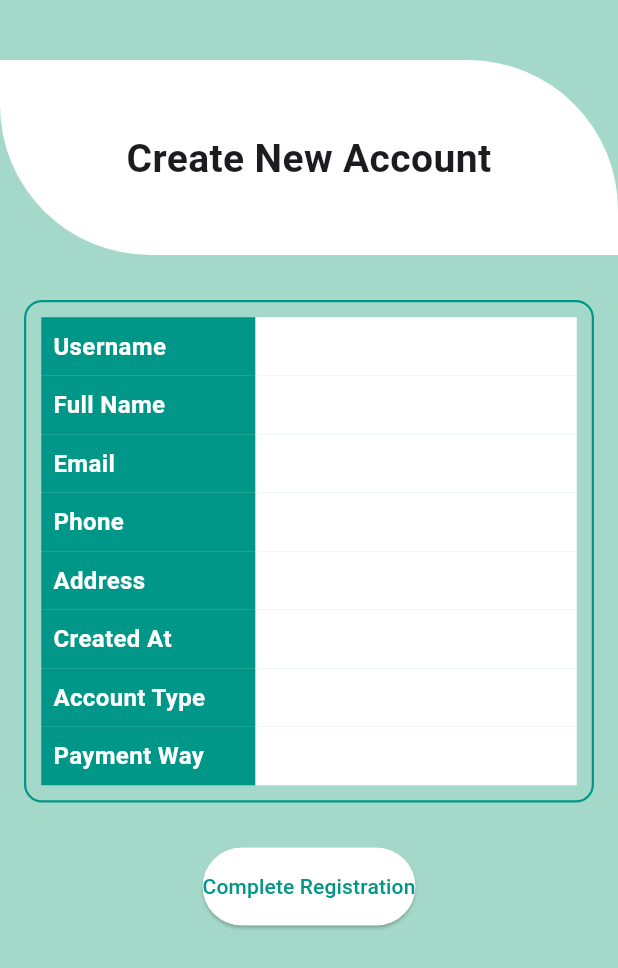
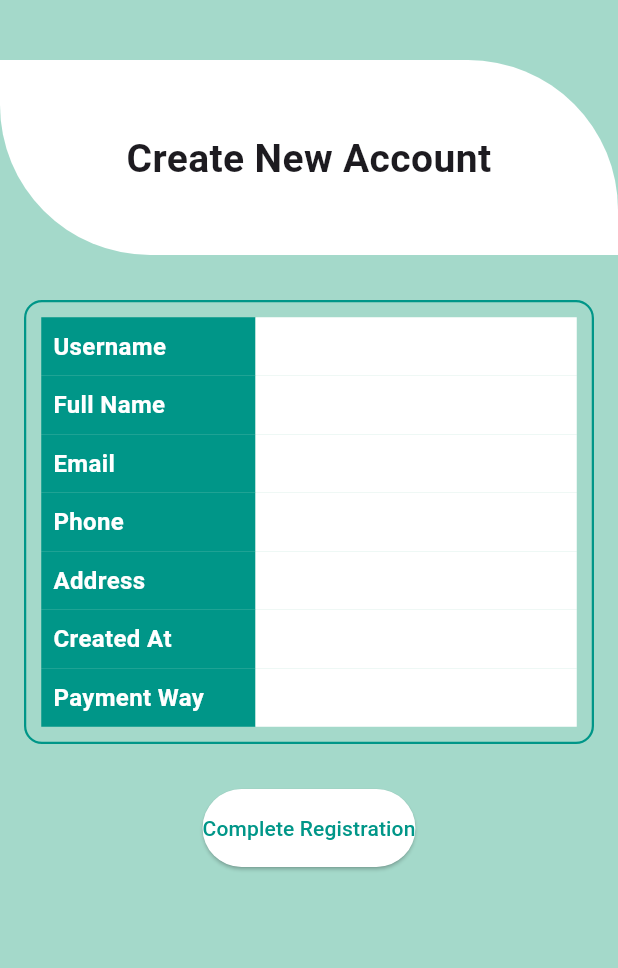
Before and after one commit to SanaaObied/mazadco_auction-, a Flutter app: the UserInfoPage screen opened directly with empty values, on a phone screen of 412 x 824 dp. Shown: the top 968 px of the screen. Run offline on Flutter 3.47's test engine with Material 3 defaults, Android fonts, the phone set to English and light mode, and no system bars; our stand-ins replace awesome_notifications, flutter_dotenv, image_picker; missing offline and left inert: googleapis, mailer.

Commit message:
Update create_account_3.dart

```diff
--- a/lib/create_account_3.dart
+++ b/lib/create_account_3.dart
@@ -1,5 +1,6 @@
 import 'package:flutter/material.dart';
 import 'package:http/http.dart' as http;
+import 'package:works/linkapi.dart';
 import 'dart:convert';
 
 import 'NotificationHelper.dart';
@@ -13,8 +14,7 @@
   final String phone;
   final String address;
   final String date;
-  final String accountType;
-  final String status;
+  final String status; // Payment way
 
   const UserInfoPage({
     required this.username,
@@ -24,13 +24,12 @@
     required this.phone,
     required this.address,
     required this.date,
-    required this.accountType,
     required this.status,
     super.key,
   });
 
   Future<void> saveUserToDatabase(BuildContext context) async {
-    final url = Uri.parse('http://10.0.2.2/user_profile/save_user.php');
+    final url = Uri.parse(linkSaveUser);
 
     try {
       final response = await http.post(
@@ -43,7 +42,6 @@
           'phone': phone,
           'address': address,
           'date': date,
-          'accountType': accountType,
           'status': status,
         },
       );
@@ -54,7 +52,9 @@
         ScaffoldMessenger.of(context).showSnackBar(
           const SnackBar(content: Text('User registered successfully!')),
         );
-        NotificationHelper.sendChatNotification('User registered successfully!');
+        NotificationHelper.sendChatNotification(
+          'User registered successfully!',
+        );
         await Future.delayed(const Duration(seconds: 3));
 
         Navigator.pushReplacement(
@@ -129,12 +129,11 @@
                       _buildTableRow('Phone', phone),
                       _buildTableRow('Address', address),
                       _buildTableRow('Created At', date),
-                        _buildTableRow('Account Type', accountType),
                       _buildTableRow('Payment Way', status),
                     ],
                   ),
                 ),
-                  const SizedBox(height: 30, width: 150),
+                const SizedBox(height: 30),
 
                 ElevatedButton(
                   onPressed: () => saveUserToDatabase(context),
```
Lines whose indentation alone changed are shown as unchanged.
